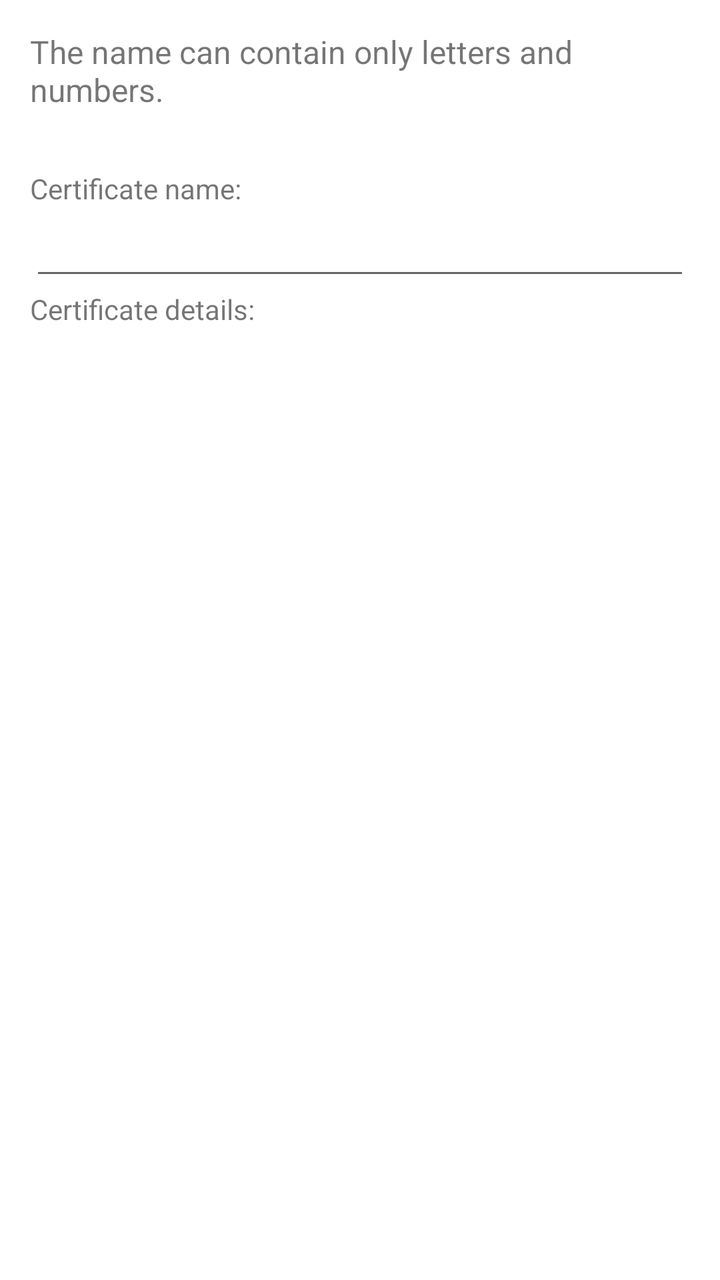
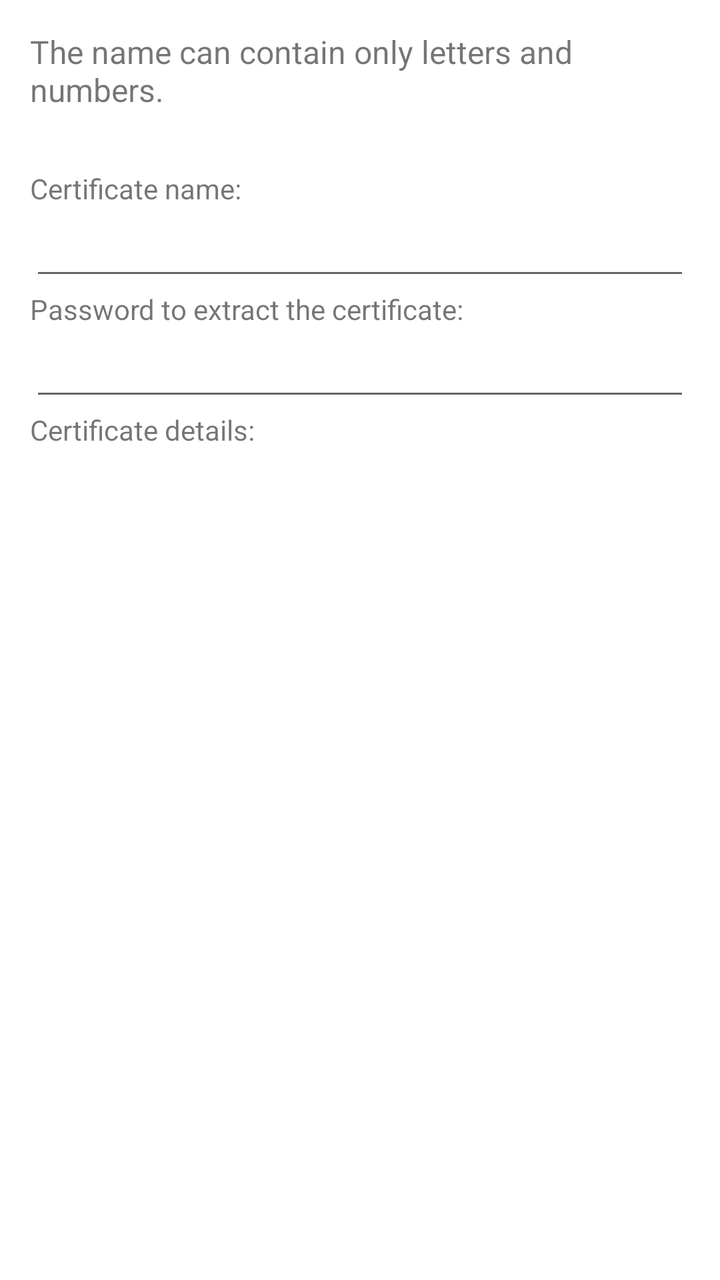

The first picture is an Android layout as it rendered before a commit; the second is the same layout after the commit. The layout source and the unified diff follow.
<!-- AndroidManifest.xml: fallback theme Theme.MaterialComponents.DayNight.NoActionBar -->
<!-- res/layout/cstor_name_credential_dialog_view.xml -->
<?xml version="1.0" encoding="utf-8"?>
<ScrollView xmlns:android="http://schemas.android.com/apk/res/android"
        android:layout_width="fill_parent"
        android:layout_height="wrap_content">

    <LinearLayout xmlns:android="http://schemas.android.com/apk/res/android"
            android:orientation="vertical"
            android:layout_width="fill_parent"
            android:layout_height="fill_parent"
            android:padding="15dip">

        <TextView android:id="@+id/cstor_name_credential_hint"
                android:layout_width="fill_parent"
                android:layout_height="wrap_content"
                android:textSize="@dimen/vpn_connect_normal_text_size"
                android:text="@string/cstor_name_credential_hint"
                android:layout_marginBottom="10sp" />

        <TextView android:id="@+id/cstor_error"
                android:layout_width="fill_parent"
                android:layout_height="wrap_content"
                android:textColor="@color/red"
                android:textStyle="bold" />

        <TextView android:id="@+id/cstor_credential_name_title"
                android:layout_width="fill_parent"
                android:layout_height="wrap_content"
                android:text="@string/cstor_credential_name" />
        <EditText android:id="@+id/cstor_credential_name"
                android:layout_width="fill_parent"
                android:layout_height="wrap_content"
                android:singleLine="True"/>

        <TextView android:id="@+id/cstor_credential_info_title"
                android:layout_width="fill_parent"
                android:layout_height="wrap_content"
                android:text="@string/cstor_credential_info" />
        <TextView android:id="@+id/cstor_credential_info"
                android:layout_width="fill_parent"
                android:layout_height="wrap_content" />

    </LinearLayout>
</ScrollView>
<!-- resources referenced by this layout -->
<resources>
  <color name="red">#F00</color>
  <dimen name="vpn_connect_normal_text_size">16sp</dimen>
  <string name="cstor_credential_info">Certificate details:</string>
  <string name="cstor_credential_name">Certificate name:</string>
  <string name="cstor_name_credential_hint">The name can contain only letters and numbers.</string>
</resources>

<!-- the commit's change to res/layout/cstor_name_credential_dialog_view.xml (unified diff, before → after) -->
@@ -31,6 +31,22 @@
                 android:layout_height="wrap_content"
                 android:singleLine="True"/>
 
+        <LinearLayout android:id="@+id/cstor_credential_password_container"
+                xmlns:android="http://schemas.android.com/apk/res/android"
+                android:orientation="vertical"
+                android:layout_width="fill_parent"
+                android:layout_height="fill_parent"
+                android:padding="0dip">
+            <TextView android:layout_width="fill_parent"
+                    android:layout_height="wrap_content"
+                    android:text="@string/cstor_credential_password" />
+            <EditText android:id="@+id/cstor_credential_password"
+                    android:layout_width="fill_parent"
+                    android:layout_height="wrap_content"
+                    android:password="True"
+                    android:singleLine="True"/>
+        </LinearLayout>
+
         <TextView android:id="@+id/cstor_credential_info_title"
                 android:layout_width="fill_parent"
                 android:layout_height="wrap_content"
<!-- resource entries referenced after the edit -->
@@ -4,6 +4,7 @@
   <dimen name="vpn_connect_normal_text_size">16sp</dimen>
   <string name="cstor_credential_info">Certificate details:</string>
   <string name="cstor_credential_name">Certificate name:</string>
+  <string name="cstor_credential_password">Password to extract the certificate:</string>
   <string name="cstor_name_credential_hint">The name can contain only letters and numbers.</string>
 </resources>
 
